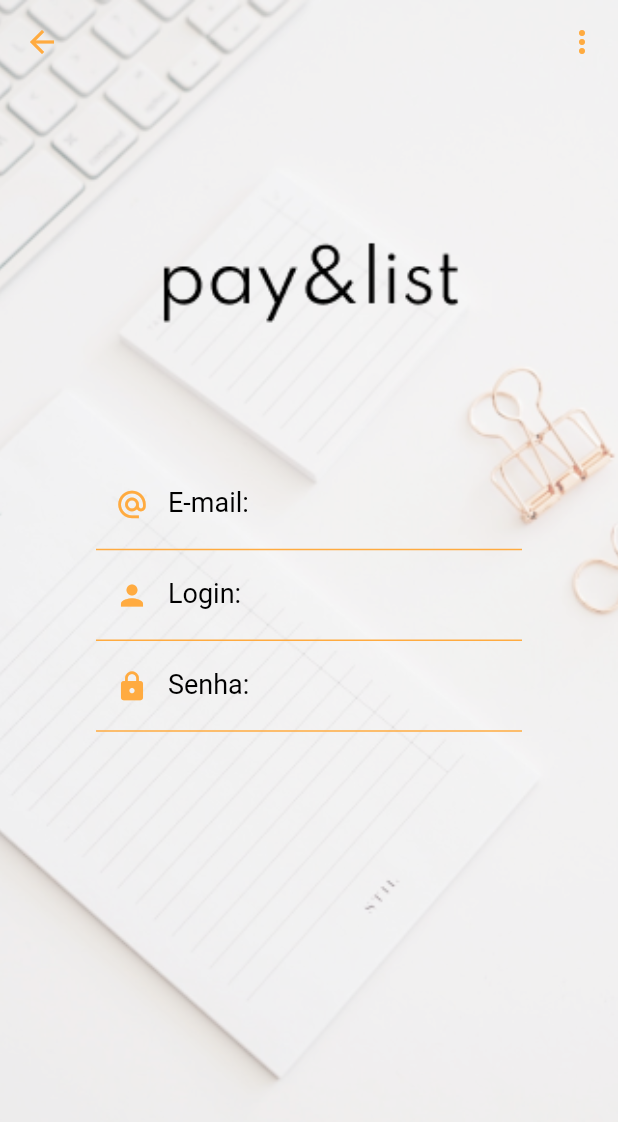
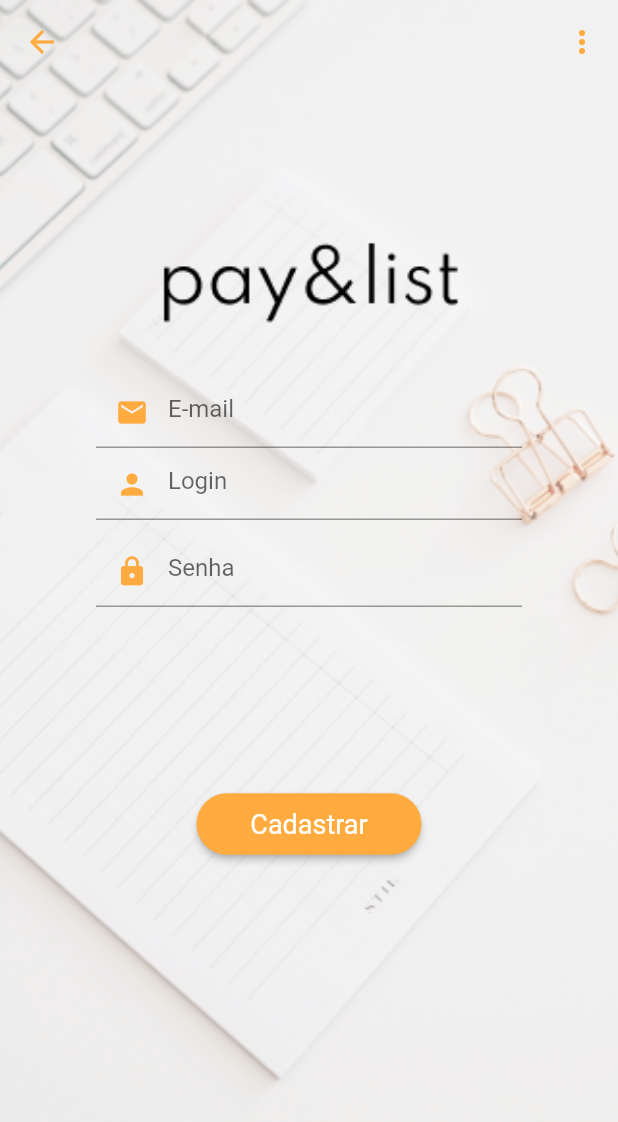
Before and after one commit to analaurafernandes/app_agenda_contatos, a Flutter app: the TelaCadastro screen opened by its route, on a phone screen of 412 x 824 dp. Shown: the top 1122 px of the screen. Run offline on Flutter 3.47's test engine with Material 2 defaults, Android fonts, the phone set to English and light mode, and no system bars; our stand-ins replace cloud_firestore, firebase_core; accounts and stored records are empty.

Commit message:
Continuação das telas de login e cadastro

```diff
--- a/lib/cadastro.dart
+++ b/lib/cadastro.dart
@@ -1,4 +1,5 @@
 import 'package:flutter/material.dart';
+import 'package:cloud_firestore/cloud_firestore.dart';
 import 'utilitarios.dart';
 
 class TelaCadastro extends StatefulWidget {
@@ -7,12 +8,14 @@ class TelaCadastro extends StatefulWidget {
 }
 
 class _TelaCadastro extends State<TelaCadastro> {
-  var email  = "";
-  var login = "";
-  var senha = "";
-
   @override
   Widget build(BuildContext context) {
+    var form = GlobalKey<FormState>();
+
+    var email = TextEditingController();
+    var login = TextEditingController();
+    var senha = TextEditingController();
+    print("teste");
     return Scaffold(
         extendBodyBehindAppBar: true,
         appBar: AppBar(
@@ -44,89 +47,96 @@ class _TelaCadastro extends State<TelaCadastro> {
                               mainAxisAlignment: MainAxisAlignment.center,
                               crossAxisAlignment: CrossAxisAlignment.center,
                               children: <Widget>[
+                                Form(
+                                  key: form,
+                                  child: Container(
+                                    height: MediaQuery.of(context).size.height/3,
+                                    child: Column(
+                                      children: <Widget>[
                                         TextFormField(
-                                  cursorColor: Colors.orangeAccent[200],
-                                  style: TextStyle(color: Colors.black, decorationColor: Colors.black),
+                                          controller: email,
                                           decoration: InputDecoration(
-                                      prefixIcon: Icon(Icons.alternate_email_outlined, color: Colors.orangeAccent[200], size: 22),
-                                      enabledBorder: UnderlineInputBorder(
+                                            prefixIcon: Icon(Icons.email, color: Colors.orangeAccent[200], size: 22),
+                                            hintText: 'E-mail',
+                                            border: UnderlineInputBorder(
                                                 borderSide: BorderSide(
                                                     color: Colors.orangeAccent[200]
                                                 )
                                             ),
-                                      labelText: 'E-mail:',
-                                      labelStyle: TextStyle(color: Colors.black, fontSize: 18),
-                                      focusedBorder: UnderlineInputBorder(
-                                          borderSide: BorderSide(
-                                              color: Colors.orangeAccent[200]
-                                          )
-                                      )
                                           ),
-                                  onChanged: (String input){
-                                    setState(() {
-                                      email = input;
-                                    });
+                                          validator: (value){
+                                            if(value.isEmpty){
+                                              return 'Campo de preenchimento obrigatório';
+                                            }
+                                            return null;
                                           },
                                         ),
-                                Padding(
-                                  padding: EdgeInsets.fromLTRB(0, 0, 0, 0),
-                                  child: TextFormField(
-                                    cursorColor: Colors.orangeAccent[200],
+                                        TextFormField(
+                                          controller: login,
                                           decoration: InputDecoration(
                                             prefixIcon: Icon(Icons.person, color: Colors.orangeAccent[200], size: 22),
-                                        focusColor: Colors.black,
-                                        enabledBorder: UnderlineInputBorder(
+                                            hintText: 'Login',
+                                            border: UnderlineInputBorder(
                                                 borderSide: BorderSide(
                                                     color: Colors.orangeAccent[200]
                                                 )
                                             ),
-                                        labelText: 'Login:',
-                                        labelStyle: TextStyle(color: Colors.black, fontSize: 18),
-                                        focusedBorder: UnderlineInputBorder(
-                                            borderSide: BorderSide(
-                                                color: Colors.orangeAccent[200]
-                                            )
-                                        )
                                           ),
-                                    onChanged: (String input){
-                                      setState(() {
-                                        login = input;
-                                      });
+                                          validator: (value){
+                                            if(value.isEmpty){
+                                              return 'Campo de preenchimento obrigatório';
+                                            }
+                                            return null;
                                           },
                                         ),
-                                ),
-                                Padding(
-                                  padding: EdgeInsets.fromLTRB(0, 0, 0, 0),
-                                  child: TextFormField(
-                                    cursorColor: Colors.orangeAccent[200],
+                                        SizedBox(height: 10),
+                                        TextFormField(
+                                          controller: senha,
                                           decoration: InputDecoration(
                                             prefixIcon: Icon(Icons.lock, color: Colors.orangeAccent[200], size: 22),
-                                        focusColor: Colors.black,
-                                        enabledBorder: UnderlineInputBorder(
+                                            hintText: 'Senha',
+                                            border: UnderlineInputBorder(
                                                 borderSide: BorderSide(
                                                     color: Colors.orangeAccent[200]
                                                 )
                                             ),
-                                        labelText: 'Senha:',
-                                        labelStyle: TextStyle(color: Colors.black, fontSize: 18),
-                                        focusedBorder: UnderlineInputBorder(
-                                            borderSide: BorderSide(
-                                                color: Colors.orangeAccent[200]
-                                            )
-                                        )
                                           ),
-                                    onChanged: (String input){
-                                      setState(() {
-                                        senha = input;
-                                      });
+                                          validator: (value){
+                                            if(value.isEmpty){
+                                              return 'Campo de preenchimento obrigatório';
+                                            }
+                                            return null;
                                           },
                                         ),
+                                      ],
                                     ),
-                                Padding(
-                                    padding: EdgeInsets.fromLTRB(0, 30, 0, 0),
-                                    //child: botaoSalvarBancoUsuario("Cadastrar", context, {'email' : email, 'login' : login, 'senha' : senha})
-                                )
-
+                                  ),
+                                ),
+                                ElevatedButton(
+                                  style: ElevatedButton.styleFrom(
+                                  shape: new RoundedRectangleBorder(
+                                    borderRadius: new BorderRadius.circular(30.0),
+                                  ),
+                                  minimumSize: Size(150, 5),
+                                  primary: Colors.orangeAccent[200],
+                                  padding: EdgeInsets.symmetric(horizontal: 20, vertical: 10),
+                                  textStyle: TextStyle(
+                                    fontSize: 18,
+                                    color: Colors.black54
+                                  )),
+                                  child: Text('Cadastrar'),
+                                  onPressed: () async{
+                                    if(form.currentState.validate()) {
+                                      await FirebaseFirestore.instance.collection('usuarios')
+                                          .add({
+                                        'login': login.text,
+                                        'senha': senha.text,
+                                        'email': email.text
+                                      });
+                                    }
+                                    Navigator.pushNamed(context, '/login');
+                                  }
+                                ),
                               ]
                           )
                       )
--- a/lib/main.dart
+++ b/lib/main.dart
@@ -60,7 +60,7 @@ class _HomePageState extends State<HomePage> {
                       children: <Widget>[
                         Padding(
                           padding: EdgeInsets.fromLTRB(0,10,0,10),
-                          child: botaoGenerico("Entrar", context, "/home"),
+                          child: botaoGenerico("Entrar", context, "/login"),
                         ),
                         botaoGenerico("Cadastrar", context, "/cadastrar")
                       ]
```
Also changed, not shown: lib/login.dart (+58 -38 lines), lib/utilitarios.dart (+89 -0 lines). Lines whose indentation alone changed are shown as unchanged.
